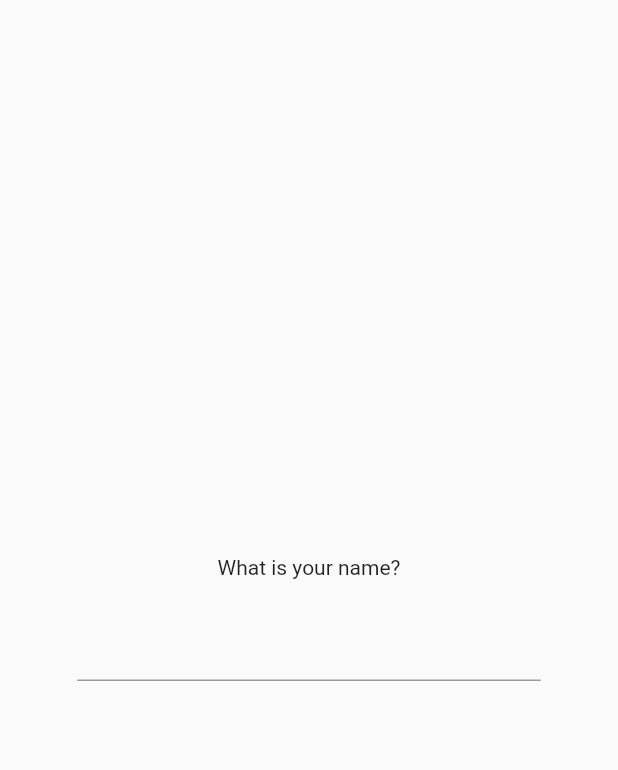
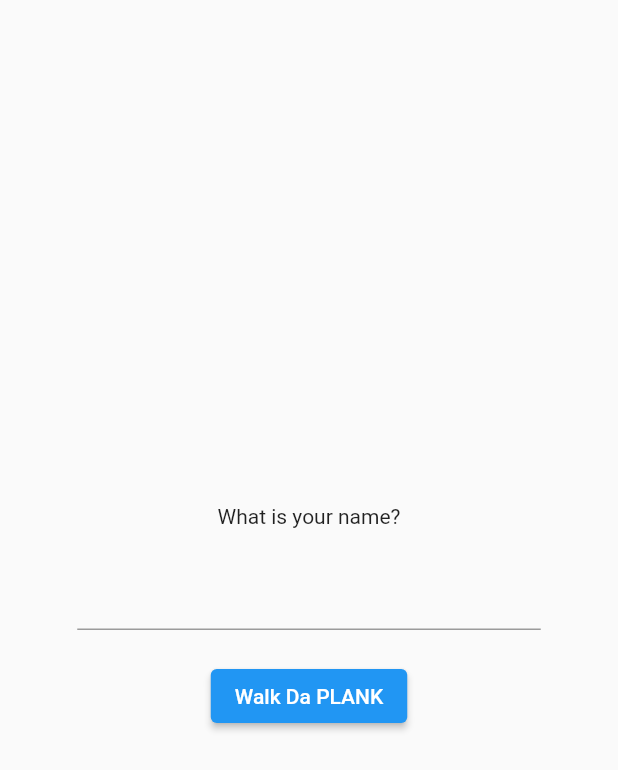
Before and after one commit to Julien101101/digouter, a Flutter app: the screen it shows after launch, on a phone screen of 412 x 824 dp. Shown: the top 770 px of the screen. Run offline on Flutter 3.47's test engine with Material 2 defaults, Android fonts, the phone set to English and light mode, and no system bars; our stand-ins replace cloud_firestore, firebase_core; accounts and stored records are empty.

Commit message:
mucho mas

```diff
--- a/lib/models/shapes/triangle.dart
+++ b/lib/models/shapes/triangle.dart
@@ -4,7 +4,7 @@ class Triangle extends StatelessWidget {
   final double size;
   final Color color;
 
-  Triangle({
+  const Triangle({super.key,
     required this.size,
     required this.color,
   });
--- a/lib/myApp.dart
+++ /dev/null
@@ -1,18 +0,0 @@
-import 'package:flutter/material.dart';
-import 'router.dart';
-
-class MyApp extends StatelessWidget {
-  final String initialRoute;
-
-  MyApp({required this.initialRoute});
-
-  @override
-  Widget build(BuildContext context) {
-    return MaterialApp(
-      title: 'Your App',
-      onGenerateRoute:
-          AppRouter.generateRoute, // Use the class, not an instance
-      initialRoute: initialRoute,
-    );
-  }
-}
--- a/lib/router.dart
+++ b/lib/router.dart
@@ -1,5 +1,5 @@
 import 'package:digouter/screens/omatey.dart';
-import 'package:digouter/screens/wass_up.dart';
+import 'package:digouter/screens/walkdaplank.dart';
 import 'package:digouter/screens/who_let_him_cook.dart';
 import 'package:digouter/screens/rap_battle.dart';
 import 'package:flutter/material.dart';
@@ -9,17 +9,27 @@ class AppRouter {
   static Route<dynamic> generateRoute(RouteSettings settings) {
     switch (settings.name) {
       case '/oMatey':
-        return MaterialPageRoute(builder: (context) => const OMatey());
-      case 'wass_up':
-        return MaterialPageRoute(builder: (context) => WassUpScreen());
+        return MaterialPageRoute(builder: (context) => OMatey());
+      case 'walkdaplank':
+        return MaterialPageRoute(
+          builder: (context) => WalkDaPlank(enteredName: ""),
+        );
       case 'cook_it':
-        return MaterialPageRoute(builder: (context) => WhoLetHimCookScreen());
+        return MaterialPageRoute(
+            builder: (context) => const WhoLetHimCookScreen());
       case 'letsrap':
-        return MaterialPageRoute(builder: (context) => RapBattleScreen());
+        return MaterialPageRoute(builder: (context) => RapBattle());
+
+      case 'nextScreen': // Change to the appropriate route name
+        // Access the enteredName from settings.arguments
+        final enteredName = settings.arguments as String;
+        return MaterialPageRoute(
+          builder: (context) => WalkDaPlank(enteredName: enteredName),
+        );
 
       default:
         // If the provided route name doesn't match any case, navigate to a specific screen (e.g., WassUpScreen)
-        return MaterialPageRoute(builder: (context) => const OMatey());
+        return MaterialPageRoute(builder: (context) => OMatey());
     }
   }
 }
--- a/lib/screens/omatey.dart
+++ b/lib/screens/omatey.dart
@@ -1,21 +1,21 @@
 import 'package:flutter/material.dart';
+import 'package:digouter/util/forms/name_form.dart';
 
 class OMatey extends StatelessWidget {
-  const OMatey({Key? key}) : super(key: key);
-
   @override
   Widget build(BuildContext context) {
+    final double horizontalPadding = MediaQuery.of(context).size.width * 0.125;
+
     return Scaffold(
       body: Padding(
-        padding: EdgeInsets.symmetric(
-            horizontal: MediaQuery.of(context).size.width * 0.125),
+        padding: EdgeInsets.symmetric(horizontal: horizontalPadding),
         child: Center(
           child: Column(
             mainAxisAlignment: MainAxisAlignment.center,
             children: [
-              Text("What is your name?"),
-              SizedBox(height: 20), // Add some spacing
-              TextFormField(),
+              const Text("What is your name?"),
+              const SizedBox(height: 20), // Add some spacing
+              NameForm(),
             ],
           ),
         ),
--- /dev/null
+++ b/lib/util/forms/name_form.dart
@@ -0,0 +1,63 @@
+import 'package:flutter/material.dart';
+import 'package:cloud_firestore/cloud_firestore.dart';
+
+class NameForm extends StatefulWidget {
+  @override
+  _NameFormState createState() => _NameFormState();
+}
+
+class _NameFormState extends State<NameForm> {
+  final TextEditingController nameController = TextEditingController();
+
+  @override
+  void dispose() {
+    nameController
+        .dispose(); // Dispose the controller when the widget is disposed
+    super.dispose();
+  }
+
+  void _submitName(String name, BuildContext context) async {
+    await FirebaseFirestore.instance.collection('user_names').add({
+      'name': name,
+    });
+
+    Navigator.pushNamed(
+      context,
+      'WalkDaPlank',
+    );
+  }
+
+  @override
+  Widget build(BuildContext context) {
+    return Column(
+      children: [
+        TextFormField(
+          controller: nameController,
+          textAlign: TextAlign.center,
+          onFieldSubmitted: (name) {
+            _submitName(name, context);
+          },
+        ),
+        const SizedBox(height: 20),
+        ElevatedButton(
+          onPressed: () {
+            final name = nameController.text;
+            if (name.isNotEmpty) {
+              _submitName(name, context);
+            } else {
+              // Handle empty name input
+              ScaffoldMessenger.of(context).showSnackBar(
+                const SnackBar(
+                  content: Text('Please enter your name.'),
+                  duration:
+                      Duration(seconds: 2), // Adjust the duration as needed
+                ),
+              );
+            }
+          },
+          child: const Text('Walk Da PLANK'),
+        ),
+      ],
+    );
+  }
+}
--- a/lib/util/mathematics.dart
+++ b/lib/util/mathematics.dart
@@ -1,6 +1,6 @@
 import 'dart:math';
 
 double calculateSine(double degrees) {
-  double radians = degrees * pi / 180;
+  final double radians = degrees * pi / 180;
   return sin(radians);
 }
--- a/pubspec.yaml
+++ b/pubspec.yaml
@@ -10,7 +10,9 @@ dependencies:
   flutter:
     sdk: flutter
   lint: ^2.0.20
-  shared_preferences: ^2.0.12
+  firebase_core: ^2.15.1
+  firebase_auth: ^4.9.0
+  cloud_firestore: ^4.8.5
 
 dev_dependencies:
   flutter_test:
```
Also changed, not shown: lib/main.dart (+29 -10 lines), lib/screens/rap_battle.dart (+5 -12 lines), lib/screens/walkdaplank.dart (added, +29 -0 lines), lib/screens/wass_up.dart (+5 -3 lines), lib/screens/who_let_him_cook.dart (+5 -3 lines), lib/util/shared_preferences.dart (+11 -11 lines), lib/firebase_options.dart (added), pubspec.lock, 8 other files.
